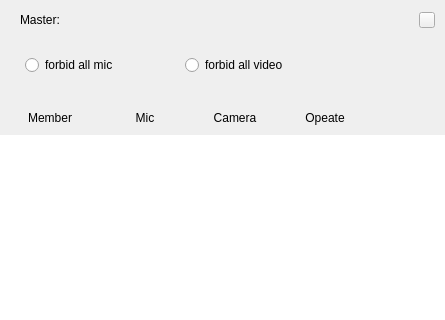
Old version of the form Windows-Mac/RoomApp/App/Form/MemberListViewController.ui in the repository Tencent-RTC/TUIRoomKit; both pictures show x 0 to 445 and y 0 to 320 of the 445 by 620 pixel window.
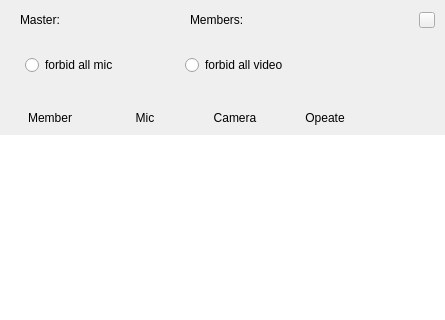
New version of the form.

What changed in the file:
```diff
--- a/Windows-Mac/RoomApp/App/Form/MemberListViewController.ui
+++ b/Windows-Mac/RoomApp/App/Form/MemberListViewController.ui
@@ -33,7 +33,7 @@
     <widget class="QWidget" name="head_widget" native="true">
      <layout class="QHBoxLayout" name="horizontalLayout_3">
       <property name="spacing">
-       <number>20</number>
+       <number>5</number>
       </property>
       <property name="leftMargin">
        <number>20</number>
@@ -73,13 +73,54 @@
        <widget class="QLabel" name="master_name_label">
         <property name="minimumSize">
          <size>
-          <width>250</width>
+          <width>120</width>
           <height>40</height>
          </size>
         </property>
         <property name="maximumSize">
          <size>
-          <width>250</width>
+          <width>120</width>
+          <height>40</height>
+         </size>
+        </property>
+        <property name="text">
+         <string/>
+        </property>
+       </widget>
+      </item>
+      <item>
+       <widget class="QLabel" name="count_label">
+        <property name="minimumSize">
+         <size>
+          <width>0</width>
+          <height>0</height>
+         </size>
+        </property>
+        <property name="maximumSize">
+         <size>
+          <width>80</width>
+          <height>16777215</height>
+         </size>
+        </property>
+        <property name="text">
+         <string>Members:</string>
+        </property>
+        <property name="alignment">
+         <set>Qt::AlignLeading|Qt::AlignLeft|Qt::AlignVCenter</set>
+        </property>
+       </widget>
+      </item>
+      <item>
+       <widget class="QLabel" name="member_count_label">
+        <property name="minimumSize">
+         <size>
+          <width>120</width>
+          <height>40</height>
+         </size>
+        </property>
+        <property name="maximumSize">
+         <size>
+          <width>120</width>
           <height>40</height>
          </size>
         </property>
```
